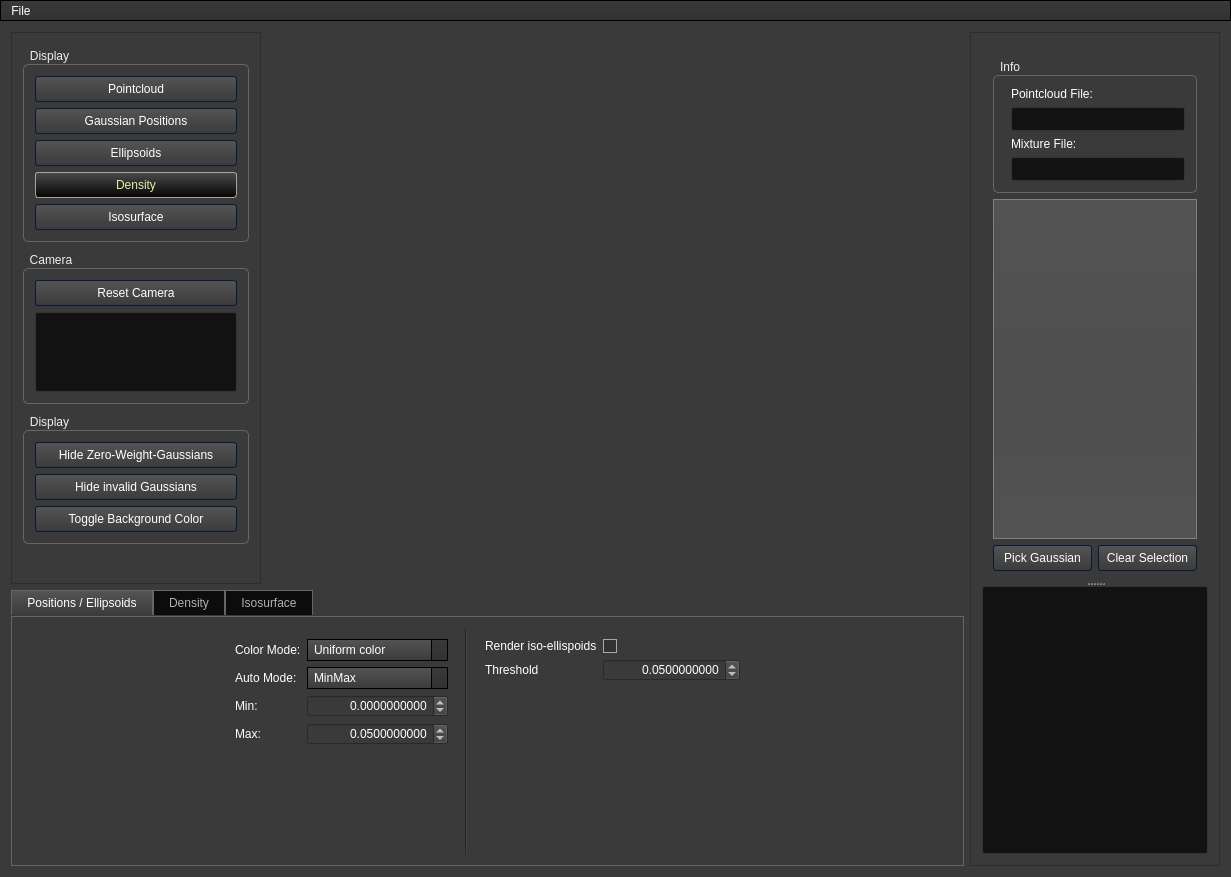
This is da-gm-1/da-gm-1/gmvis/ui/VisualizerWindow.ui in SFraissTU/gm_vis as Qt 5 draws it before an edit. The edited form follows.
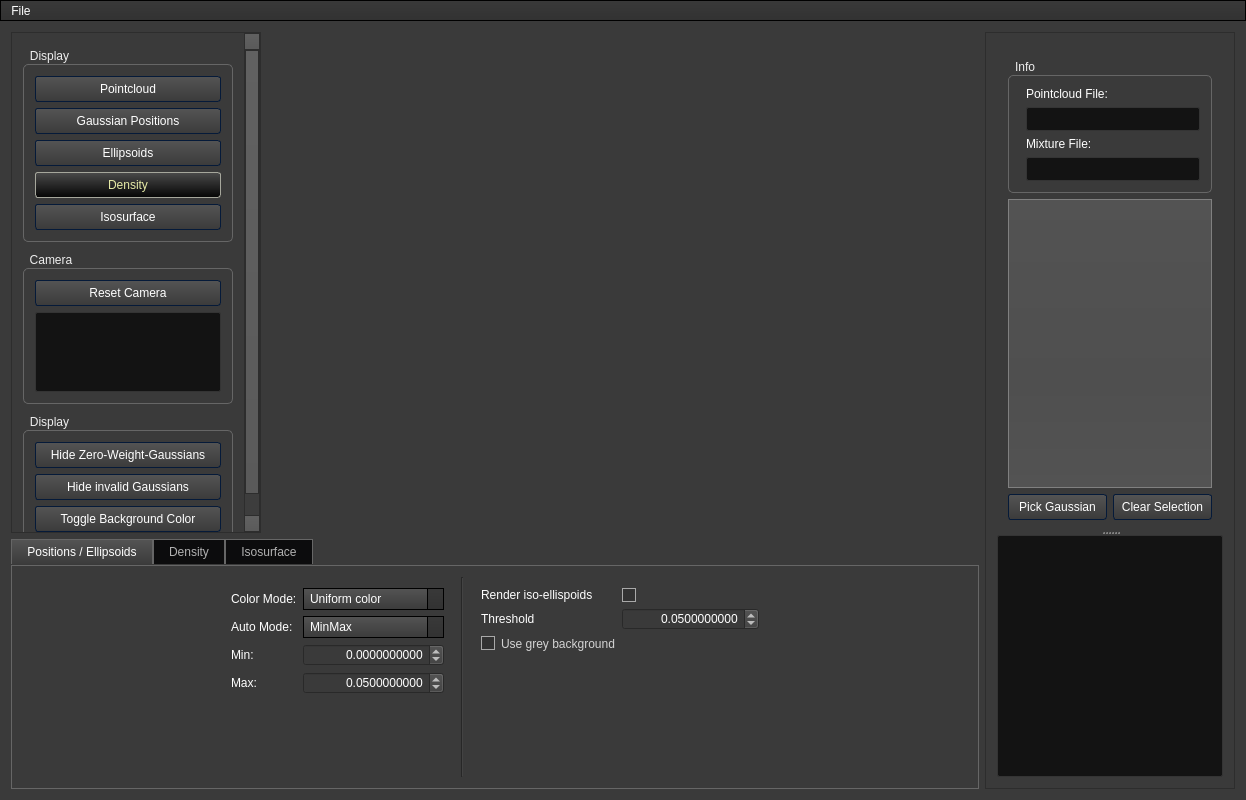
This is the edited form. Icons and pictures are not drawn. Custom widgets are drawn as their Qt base class.

Commit message: make option for grey background and render ellipsoids in the full range

The edit to the form file:
```diff
--- a/da-gm-1/da-gm-1/gmvis/ui/VisualizerWindow.ui
+++ b/da-gm-1/da-gm-1/gmvis/ui/VisualizerWindow.ui
@@ -6,8 +6,8 @@
    <rect>
     <x>0</x>
     <y>0</y>
-    <width>1231</width>
-    <height>877</height>
+    <width>1246</width>
+    <height>800</height>
    </rect>
   </property>
   <property name="minimumSize">
@@ -1031,8 +1031,8 @@
         <rect>
          <x>0</x>
          <y>0</y>
-         <width>248</width>
-         <height>551</height>
+         <width>232</width>
+         <height>539</height>
         </rect>
        </property>
        <layout class="QVBoxLayout" name="verticalLayout_2">
@@ -1233,7 +1233,7 @@
          <x>0</x>
          <y>0</y>
          <width>248</width>
-         <height>833</height>
+         <height>756</height>
         </rect>
        </property>
        <layout class="QVBoxLayout" name="verticalLayout_7">
@@ -1556,6 +1556,8 @@
          </widget>
         </item>
         <item>
+         <layout class="QVBoxLayout" name="verticalLayout_9">
+          <item>
          <widget class="QWidget" name="widget_8" native="true">
           <layout class="QFormLayout" name="formLayout_6">
            <item row="0" column="0">
@@ -1613,8 +1615,30 @@
              </property>
             </widget>
            </item>
-          </layout>
-         </widget>
+             <item row="2" column="0">
+              <widget class="QCheckBox" name="cb_grey_bg">
+               <property name="text">
+                <string>Use grey background</string>
+               </property>
+              </widget>
+             </item>
+            </layout>
+           </widget>
+          </item>
+          <item>
+           <spacer name="verticalSpacer_2">
+            <property name="orientation">
+             <enum>Qt::Vertical</enum>
+            </property>
+            <property name="sizeHint" stdset="0">
+             <size>
+              <width>20</width>
+              <height>40</height>
+             </size>
+            </property>
+           </spacer>
+          </item>
+         </layout>
         </item>
         <item>
          <spacer name="horizontalSpacer_5">
@@ -2121,7 +2145,7 @@
     <rect>
      <x>0</x>
      <y>0</y>
-     <width>1231</width>
+     <width>1246</width>
      <height>24</height>
     </rect>
    </property>
```
Lines whose indentation alone changed are shown as unchanged. The commit also changes 5 other files.
